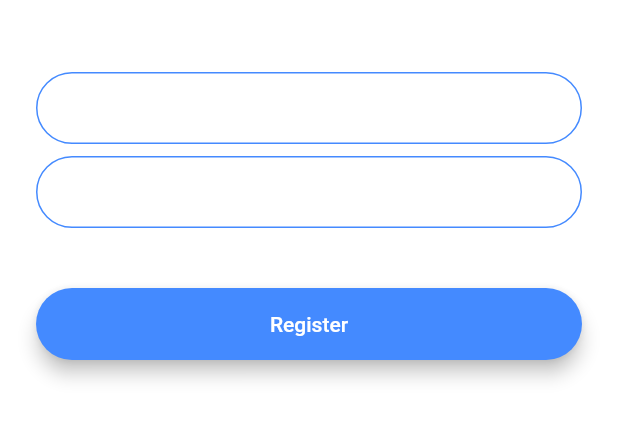
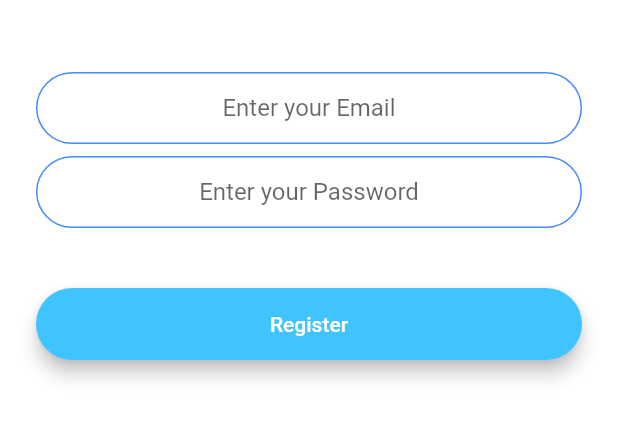
Before and after one commit to Abhi902/FLASH-CHAT, a Flutter app: the screen it shows after launch, after a tap on "Register", on a phone screen of 412 x 824 dp, the part 576-1018 px from its top. Run offline on Flutter 3.47's test engine with Material 2 defaults, Android fonts, the phone set to English and light mode, and no system bars; our stand-ins replace animated_text_kit, cloud_firestore, firebase_auth, firebase_core; accounts and stored records are empty; network calls fail.

Commit message:
another commit

```diff
--- /dev/null
+++ b/lib/Component/Rounded_button.dart
@@ -0,0 +1,32 @@
+import 'package:flutter/material.dart';
+
+class RoundButton extends StatelessWidget {
+  RoundButton({this.color, this.text, required this.onpressed});
+
+  Color? color;
+  String? text = "";
+  VoidCallback onpressed;
+
+  @override
+  Widget build(BuildContext context) {
+    return Padding(
+      padding: EdgeInsets.symmetric(vertical: 16.0),
+      child: Material(
+        elevation: 5.0,
+        color: Colors.lightBlueAccent,
+        borderRadius: BorderRadius.circular(30.0),
+        child: MaterialButton(
+          onPressed: onpressed,
+          minWidth: 200.0,
+          height: 42.0,
+          child: Text(
+            '$text',
+            style: TextStyle(
+              color: Colors.white,
+            ),
+          ),
+        ),
+      ),
+    );
+  }
+}
--- a/lib/constants.dart
+++ b/lib/constants.dart
@@ -17,3 +17,19 @@ const kMessageContainerDecoration = BoxDecoration(
     top: BorderSide(color: Colors.lightBlueAccent, width: 2.0),
   ),
 );
+
+const kinputdecoration = InputDecoration(
+  hintText: 'Enter your password',
+  contentPadding: EdgeInsets.symmetric(vertical: 10.0, horizontal: 20.0),
+  border: OutlineInputBorder(
+    borderRadius: BorderRadius.all(Radius.circular(32.0)),
+  ),
+  enabledBorder: OutlineInputBorder(
+    borderSide: BorderSide(color: Colors.blueAccent, width: 1.0),
+    borderRadius: BorderRadius.all(Radius.circular(32.0)),
+  ),
+  focusedBorder: OutlineInputBorder(
+    borderSide: BorderSide(color: Colors.blueAccent, width: 2.0),
+    borderRadius: BorderRadius.all(Radius.circular(32.0)),
+  ),
+);
--- a/lib/main.dart
+++ b/lib/main.dart
@@ -3,19 +3,19 @@ import 'package:flash_chat/screens/welcome_screen.dart';
 import 'package:flash_chat/screens/login_screen.dart';
 import 'package:flash_chat/screens/registration_screen.dart';
 import 'package:flash_chat/screens/chat_screen.dart';
+import 'package:firebase_core/firebase_core.dart';
 
-void main() => runApp(FlashChat());
+void main() async {
+  WidgetsFlutterBinding.ensureInitialized();
+  await Firebase.initializeApp();
+  runApp(FlashChat());
+}
 
 class FlashChat extends StatelessWidget {
   @override
   Widget build(BuildContext context) {
     return MaterialApp(
       debugShowCheckedModeBanner: false,
-      theme: ThemeData.dark().copyWith(
-        textTheme: TextTheme(
-          bodyLarge: TextStyle(color: Colors.black54),
-        ),
-      ),
       initialRoute: WelcomeScreen.id,
       routes: {
         WelcomeScreen.id: (context) => WelcomeScreen(),
--- a/lib/screens/registration_screen.dart
+++ b/lib/screens/registration_screen.dart
@@ -1,4 +1,8 @@
+import 'package:flash_chat/constants.dart';
+import 'package:flash_chat/screens/chat_screen.dart';
 import 'package:flutter/material.dart';
+import 'package:flash_chat/Component/Rounded_button.dart';
+import 'package:firebase_auth/firebase_auth.dart';
 
 class RegistrationScreen extends StatefulWidget {
   static String id = 'registration_screen';
@@ -7,6 +11,9 @@ class RegistrationScreen extends StatefulWidget {
 }
 
 class _RegistrationScreenState extends State<RegistrationScreen> {
+  final _auth = FirebaseAuth.instance;
+  String gmail = "";
+  String password = "";
   @override
   Widget build(BuildContext context) {
     return Scaffold(
@@ -28,72 +35,43 @@ class _RegistrationScreenState extends State<RegistrationScreen> {
               height: 48.0,
             ),
             TextField(
+              keyboardType: TextInputType.emailAddress,
+              textAlign: TextAlign.center,
               onChanged: (value) {
-                //Do something with the user input.
+                gmail = value;
               },
-              decoration: InputDecoration(
-                hintText: 'Enter your email',
-                contentPadding:
-                    EdgeInsets.symmetric(vertical: 10.0, horizontal: 20.0),
-                border: OutlineInputBorder(
-                  borderRadius: BorderRadius.all(Radius.circular(32.0)),
-                ),
-                enabledBorder: OutlineInputBorder(
-                  borderSide: BorderSide(color: Colors.blueAccent, width: 1.0),
-                  borderRadius: BorderRadius.all(Radius.circular(32.0)),
-                ),
-                focusedBorder: OutlineInputBorder(
-                  borderSide: BorderSide(color: Colors.blueAccent, width: 2.0),
-                  borderRadius: BorderRadius.all(Radius.circular(32.0)),
-                ),
-              ),
+              decoration:
+                  kinputdecoration.copyWith(hintText: 'Enter your Email'),
             ),
             SizedBox(
               height: 8.0,
             ),
             TextField(
+              obscureText: true,
+              textAlign: TextAlign.center,
               onChanged: (value) {
-                //Do something with the user input.
+                password = value;
               },
-              decoration: InputDecoration(
-                hintText: 'Enter your password',
-                contentPadding:
-                    EdgeInsets.symmetric(vertical: 10.0, horizontal: 20.0),
-                border: OutlineInputBorder(
-                  borderRadius: BorderRadius.all(Radius.circular(32.0)),
-                ),
-                enabledBorder: OutlineInputBorder(
-                  borderSide: BorderSide(color: Colors.blueAccent, width: 1.0),
-                  borderRadius: BorderRadius.all(Radius.circular(32.0)),
-                ),
-                focusedBorder: OutlineInputBorder(
-                  borderSide: BorderSide(color: Colors.blueAccent, width: 2.0),
-                  borderRadius: BorderRadius.all(Radius.circular(32.0)),
-                ),
-              ),
+              decoration:
+                  kinputdecoration.copyWith(hintText: 'Enter your Password'),
             ),
             SizedBox(
               height: 24.0,
             ),
-            Padding(
-              padding: EdgeInsets.symmetric(vertical: 16.0),
-              child: Material(
+            RoundButton(
+                text: 'Register',
                 color: Colors.blueAccent,
-                borderRadius: BorderRadius.all(Radius.circular(30.0)),
-                elevation: 5.0,
-                child: MaterialButton(
-                  onPressed: () {
-                    //Implement registration functionality.
-                  },
-                  minWidth: 200.0,
-                  height: 42.0,
-                  child: Text(
-                    'Register',
-                    style: TextStyle(color: Colors.white),
-                  ),
-                ),
-              ),
-            ),
+                onpressed: () async {
+                  try {
+                    final newuser = await _auth.createUserWithEmailAndPassword(
+                        email: gmail, password: password);
+                    if (newuser != null) {
+                      Navigator.pushNamed(context, ChatScreen.id);
+                    }
+                  } catch (e) {
+                    print(e);
+                  }
+                })
           ],
         ),
       ),
--- a/lib/screens/welcome_screen.dart
+++ b/lib/screens/welcome_screen.dart
@@ -2,6 +2,7 @@ import 'package:flash_chat/screens/login_screen.dart';
 import 'package:flash_chat/screens/registration_screen.dart';
 import 'package:flutter/material.dart';
 import 'package:animated_text_kit/animated_text_kit.dart';
+import 'package:flash_chat/Component/Rounded_button.dart';
 
 class WelcomeScreen extends StatefulWidget {
   static String id = 'welcome_screen';
@@ -65,42 +66,19 @@ class _WelcomeScreenState extends State<WelcomeScreen>
             SizedBox(
               height: 48.0,
             ),
-            Padding(
-              padding: EdgeInsets.symmetric(vertical: 16.0),
-              child: Material(
-                elevation: 5.0,
-                color: Colors.lightBlueAccent,
-                borderRadius: BorderRadius.circular(30.0),
-                child: MaterialButton(
-                  onPressed: () {
-                    Navigator.pushNamed(context, LoginScreen.id);
-                  },
-                  minWidth: 200.0,
-                  height: 42.0,
-                  child: Text(
-                    'Log In',
-                  ),
-                ),
-              ),
+            RoundButton(
+              text: 'Log in',
+              color: Colors.lightBlueAccent,
+              onpressed: () {
+                Navigator.pushNamed(context, LoginScreen.id);
+              },
             ),
-            Padding(
-              padding: EdgeInsets.symmetric(vertical: 16.0),
-              child: Material(
+            RoundButton(
+                text: 'Register',
                 color: Colors.blueAccent,
-                borderRadius: BorderRadius.circular(30.0),
-                elevation: 5.0,
-                child: MaterialButton(
-                  onPressed: () {
-                    Navigator.pushNamed(context, RegistrationScreen.id);
-                  },
-                  minWidth: 200.0,
-                  height: 42.0,
-                  child: Text(
-                    'Register',
-                  ),
-                ),
-              ),
-            ),
+                onpressed: () {
+                  Navigator.pushNamed(context, RegistrationScreen.id);
+                })
           ],
         ),
       ),
--- a/pubspec.yaml
+++ b/pubspec.yaml
@@ -35,6 +35,10 @@ dependencies:
   # Use with the CupertinoIcons class for iOS style icons.
   cupertino_icons: ^1.0.2
   animated_text_kit: ^4.2.2
+  firebase_core: ^1.20.0
+  cloud_firestore: ^3.4.3
+  firebase_auth: ^3.6.2
+
 
 dev_dependencies:
   flutter_test:
```
Also changed, not shown: lib/screens/chat_screen.dart (+68 -3 lines), lib/screens/login_screen.dart (+32 -57 lines), pubspec.lock, 10 other files.
